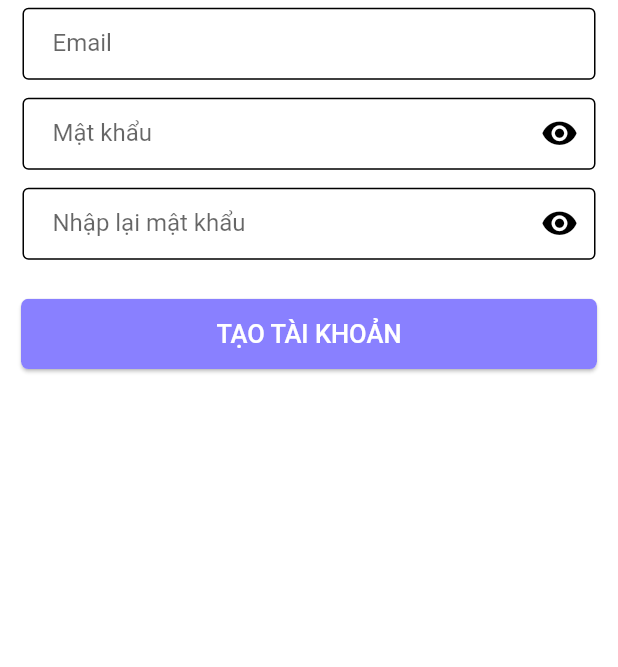
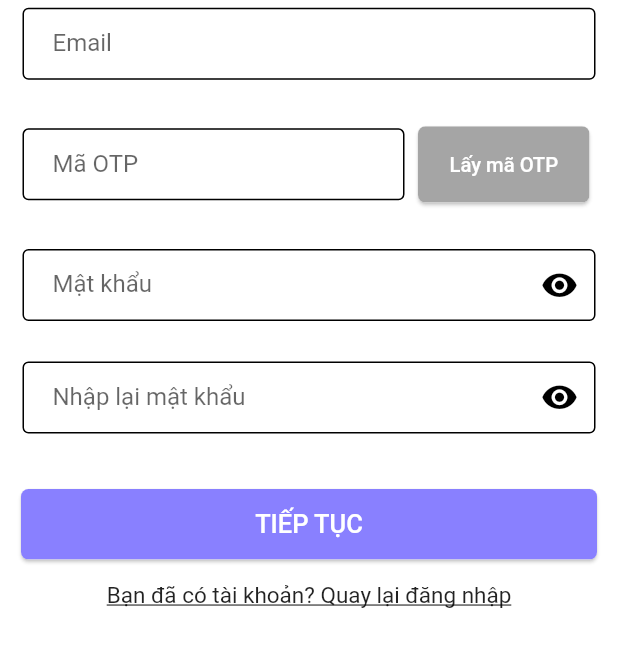
Before and after one commit to manhhnguyendev/PlayTogether_Hirer_Mobile, a Flutter app: the screen it shows after launch, after a tap on "Tạo tài khoản?", on a phone screen of 412 x 824 dp, the part 556-1223 px from its top. Run offline on Flutter 3.47's test engine with Material 2 defaults, Android fonts, the phone set to English and light mode, and no system bars.

Commit message:
login, register, completeprofile

```diff
--- a/lib/const.dart
+++ b/lib/const.dart
@@ -5,12 +5,17 @@ final RegExp emailValidatorRegExp =
 final RegExp passwordValidatorRegExp =
     RegExp(r'^(?=.*?[A-Z])(?=.*?[a-z])(?=.*?[0-9])(?=.*?[!@#\$&*~]).{8,30}$');
 
-const String emailNullError = "- Vui lòng nhập email!";
-const String invalidEmailError = "- Email nhập không đúng định dạng!";
-const String passNullError = "- Vui lòng nhập mật khẩu!";
+const String emailNullError = "- Vui lòng nhập email !";
+const String invalidEmailError = "- Email nhập không đúng định dạng !";
+const String passNullError = "- Vui lòng nhập mật khẩu !";
 const String invalidPassError =
-    "- Mật khẩu từ 8-30 kí tự, \ncó ít nhất 1 số 1 chữ hoa, 1 kí tự đặc biệt!";
-const String matchPassError = "Mật khẩu xác nhận không trùng khớp!";
-const String confirmNullError = "Mật khẩu xác nhận lại chưa được nhập";
-const String namelNullError = "Vui lòng nhập họ tên!";
+    "- Mật khẩu từ 8-30 kí tự, \ncó ít nhất 1 số 1 chữ hoa, 1 kí tự đặc biệt !";
+const String matchPassError = "- Mật khẩu xác nhận không trùng khớp !";
+const String confirmNullError = "- Mật khẩu xác nhận lại chưa được nhập !";
+const String namelNullError = "- Vui lòng nhập họ tên !";
+const String otpNullError = "- Mã OTP chưa đủ 6 kí tự số !";
+const String firstNameNullError = "- Vui lòng nhập họ";
+const String lastNameNullError = "- Vui lòng nhập tên";
+const String birthdayNullError = "- Vui lòng nhập ngày sinh";
+const String cityNullError = "- Vui lòng chọn nơi sinh sống";
 // const String kPhoneNumberNullError = "Please Enter your phone number";
--- a/lib/routes.dart
+++ b/lib/routes.dart
@@ -1,8 +1,10 @@
 import 'package:flutter/widgets.dart';
+import 'package:playtogether_hirer/screen/complete_profile_screen/complete_profile_page.dart';
 import 'package:playtogether_hirer/screen/login_screen/login_page.dart';
 import 'package:playtogether_hirer/screen/register_screen/register_page.dart';
 
 final Map<String, WidgetBuilder> routes = {
   LoginPage.routeName: (context) => LoginPage(),
   RegisterPage.routeName: (context) => RegisterPage(),
+  CompleteProfilePage.routeName: (context) => CompleteProfilePage(),
 };
--- a/lib/screen/login_screen/login_form.dart
+++ b/lib/screen/login_screen/login_form.dart
@@ -35,6 +35,7 @@ class _LoginFormState extends State<LoginForm> {
 
   @override
   Widget build(BuildContext context) {
+    Size size = MediaQuery.of(context).size;
     return Form(
       key: _formKey,
       child: Column(
@@ -45,7 +46,7 @@ class _LoginFormState extends State<LoginForm> {
               children: [
                 buildEmailField(),
                 const SizedBox(
-                  height: 12,
+                  height: 15,
                 ),
                 buildPasswordField(),
                 FormError(listError: listError),
@@ -60,6 +61,7 @@ class _LoginFormState extends State<LoginForm> {
                 print("_formKey.currentState is null!");
               } else if (_formKey.currentState!.validate()) {
                 _formKey.currentState!.save();
+                if (listError.length == 1) {}
               }
             },
           ),
@@ -73,13 +75,10 @@ class _LoginFormState extends State<LoginForm> {
       //keyboardType: TextInputType.emailAddress,
       onSaved: (newValue) => password = newValue!,
       onChanged: (value) {
+        password = value;
         if (value.isNotEmpty && listError.contains(passNullError)) {
           removeError(error: passNullError);
         }
-        //  else if (passwordValidatorRegExp.hasMatch(value) &&
-        //     listError.contains(invalidPassError)) {
-        //   removeError(error: invalidPassError);
-        // }
         return;
       },
 
@@ -88,16 +87,11 @@ class _LoginFormState extends State<LoginForm> {
           addError(error: passNullError);
           return "";
         }
-        //  else if (!passwordValidatorRegExp.hasMatch(value) &&
-        //     !listError.contains(invalidPassError)) {
-        //   addError(error: invalidPassError);
-        //   return "";
-        // }
         return null;
       },
 
       decoration: InputDecoration(
-          //floatingLabelBehavior: FloatingLabelBehavior.always,
+          floatingLabelBehavior: FloatingLabelBehavior.never,
           contentPadding: const EdgeInsets.symmetric(horizontal: 20),
           labelText: "Mật khẩu",
           hintText: "Nhập vào mật khẩu",
@@ -108,7 +102,10 @@ class _LoginFormState extends State<LoginForm> {
             gapPadding: 10,
           ),
           errorBorder: OutlineInputBorder(
-              gapPadding: 10, borderSide: BorderSide(color: Colors.black)),
+              gapPadding: 10, borderSide: BorderSide(color: Colors.red)),
+          focusedErrorBorder: OutlineInputBorder(
+              gapPadding: 10, borderSide: BorderSide(color: Colors.red)),
+          errorStyle: TextStyle(height: 0, color: Colors.red),
           suffixIcon: IconButton(
               onPressed: () => setState(() {
                     obsecure = !obsecure;
@@ -128,6 +125,7 @@ class _LoginFormState extends State<LoginForm> {
       keyboardType: TextInputType.emailAddress,
       onSaved: (newValue) => email = newValue!,
       onChanged: (value) {
+        email = value;
         if (value.isNotEmpty && listError.contains(emailNullError)) {
           removeError(error: emailNullError);
         } else if (emailValidatorRegExp.hasMatch(value) &&
@@ -147,7 +145,7 @@ class _LoginFormState extends State<LoginForm> {
         return null;
       },
       decoration: const InputDecoration(
-        //floatingLabelBehavior: FloatingLabelBehavior.always,
+        floatingLabelBehavior: FloatingLabelBehavior.never,
         contentPadding: EdgeInsets.symmetric(horizontal: 20),
         labelText: "Email",
         hintText: "Nhập vào email",
@@ -157,8 +155,11 @@ class _LoginFormState extends State<LoginForm> {
         focusedBorder: OutlineInputBorder(
           gapPadding: 10,
         ),
-        errorBorder: OutlineInputBorder(
-            gapPadding: 10, borderSide: BorderSide(color: Colors.black)),
+        focusedErrorBorder: OutlineInputBorder(
+            gapPadding: 10, borderSide: BorderSide(color: Colors.red)),
+        errorBorder: (OutlineInputBorder(
+            gapPadding: 10, borderSide: BorderSide(color: Colors.red))),
+        errorStyle: TextStyle(height: 0, color: Colors.red),
       ),
     );
   }
--- a/lib/screen/login_screen/login_page.dart
+++ b/lib/screen/login_screen/login_page.dart
@@ -29,7 +29,7 @@ class LoginPage extends StatelessWidget {
             child: LoginForm(),
           ),
           SizedBox(
-            height: size.height / 50,
+            height: size.height / 40,
           ),
           const ForgotPassAndCreateNewAccArea(),
           SizedBox(
@@ -74,7 +74,7 @@ class LoginPage extends StatelessWidget {
           SizedBox(
             height: size.height / 50,
           ),
-          GoogleButton(onpress: () {}),
+          GoogleButton(),
         ]),
       ),
     );
--- a/lib/screen/register_screen/register_form.dart
+++ b/lib/screen/register_screen/register_form.dart
@@ -1,7 +1,10 @@
 import 'package:flutter/material.dart';
+import 'package:flutter/services.dart';
 import 'package:playtogether_hirer/const.dart';
+import 'package:playtogether_hirer/screen/complete_profile_screen/complete_profile_page.dart';
 import 'package:playtogether_hirer/shared_component/login_error_form.dart';
 import 'package:playtogether_hirer/shared_component/main_button.dart';
+import 'package:playtogether_hirer/shared_component/otp_button.dart';
 
 class RegisterForm extends StatefulWidget {
   const RegisterForm({Key? key}) : super(key: key);
@@ -16,22 +19,25 @@ class _RegisterFormState extends State<RegisterForm> {
   String password = "";
   String confirmPass = "";
   String otpCode = "";
-  final List listError = [''];
+  final List listErrorEmail = [''];
+  final List listErrorPass = [''];
+  final List listErrorConfirm = [''];
+  final List listErrorOTP = [''];
   bool passObsecure = true;
   bool confirmObsecure = true;
 
-  void addError({String? error}) {
-    if (!listError.contains(error)) {
+  void addError(List inputListError, {String? error}) {
+    if (!inputListError.contains(error)) {
       setState(() {
-        listError.add(error);
+        inputListError.add(error);
       });
     }
   }
 
-  void removeError({String? error}) {
-    if (listError.contains(error)) {
+  void removeError(List inputListError, {String? error}) {
+    if (inputListError.contains(error)) {
       setState(() {
-        listError.remove(error);
+        inputListError.remove(error);
       });
     }
   }
@@ -39,6 +45,7 @@ class _RegisterFormState extends State<RegisterForm> {
   @override
   Widget build(BuildContext context) {
     return Form(
+      key: _formKey,
       child: Column(
         children: [
           Padding(
@@ -46,25 +53,46 @@ class _RegisterFormState extends State<RegisterForm> {
             child: Column(
               children: [
                 buildEmailField(),
+                FormError(listError: listErrorEmail),
                 const SizedBox(
-                  height: 12,
+                  height: 10,
+                ),
+                Row(
+                  children: [
+                    Expanded(flex: 2, child: buildOTPField()),
+                    Expanded(flex: 1, child: OTPButton()),
+                  ],
+                ),
+                FormError(listError: listErrorOTP),
+                const SizedBox(
+                  height: 10,
                 ),
                 buildPasswordField(),
+                FormError(listError: listErrorPass),
                 const SizedBox(
-                  height: 12,
+                  height: 10,
                 ),
                 buildConfirmField(),
-                FormError(listError: listError),
+                FormError(listError: listErrorConfirm),
+                const SizedBox(
+                  height: 10,
+                ),
               ],
             ),
           ),
           MainButton(
-            text: "TẠO TÀI KHOẢN",
+            text: "TIẾP TỤC",
             onpress: () {
               if (_formKey.currentState == null) {
                 print("_formKey.currentState is null!");
               } else if (_formKey.currentState!.validate()) {
                 _formKey.currentState!.save();
+                if (listErrorEmail.length ==
+                        1 && //vi` luc khai bao 4 cai list , co 1 phan tu "" san trong list nen length = 1;
+                    listErrorPass.length == 1 &&
+                    listErrorConfirm.length == 1 &&
+                    listErrorOTP.length == 1)
+                  Navigator.pushNamed(context, CompleteProfilePage.routeName);
               }
             },
           ),
@@ -78,27 +106,29 @@ class _RegisterFormState extends State<RegisterForm> {
       keyboardType: TextInputType.emailAddress,
       onSaved: (newValue) => email = newValue!,
       onChanged: (value) {
-        if (value.isNotEmpty && listError.contains(emailNullError)) {
-          removeError(error: emailNullError);
+        email = value;
+        if (value.isNotEmpty && listErrorEmail.contains(emailNullError)) {
+          //removeError(inputListError: listErrorEmail, error: emailNullError);
+          removeError(listErrorEmail, error: emailNullError);
         } else if (emailValidatorRegExp.hasMatch(value) &&
-            listError.contains(invalidEmailError)) {
-          removeError(error: invalidEmailError);
+            listErrorEmail.contains(invalidEmailError)) {
+          removeError(listErrorEmail, error: invalidEmailError);
         }
-        return;
+        return null;
       },
       validator: (value) {
-        if ((value!.isEmpty) && !listError.contains(emailNullError)) {
-          addError(error: emailNullError);
+        if ((value!.isEmpty) && !listErrorEmail.contains(emailNullError)) {
+          addError(listErrorEmail, error: emailNullError);
           return "";
         } else if (!emailValidatorRegExp.hasMatch(value) &&
-            !listError.contains(invalidEmailError)) {
-          addError(error: invalidEmailError);
+            !listErrorEmail.contains(invalidEmailError)) {
+          addError(listErrorEmail, error: invalidEmailError);
           return "";
         }
         return null;
       },
       decoration: const InputDecoration(
-        //floatingLabelBehavior: FloatingLabelBehavior.always,
+        floatingLabelBehavior: FloatingLabelBehavior.never,
         contentPadding: EdgeInsets.symmetric(horizontal: 20),
         labelText: "Email",
         hintText: "Nhập vào email",
@@ -108,35 +138,41 @@ class _RegisterFormState extends State<RegisterForm> {
         focusedBorder: OutlineInputBorder(
           gapPadding: 10,
         ),
+        focusedErrorBorder: OutlineInputBorder(
+            gapPadding: 10, borderSide: BorderSide(color: Colors.red)),
+        errorBorder: (OutlineInputBorder(
+            gapPadding: 10, borderSide: BorderSide(color: Colors.red))),
+        errorStyle: TextStyle(height: 0, color: Colors.red),
       ),
     );
   }
 
   TextFormField buildPasswordField() {
     return TextFormField(
-      //keyboardType: TextInputType.emailAddress,
       onSaved: (newValue) => password = newValue!,
       onChanged: (value) {
-        if (value.isNotEmpty && listError.contains(passNullError)) {
-          removeError(error: passNullError);
+        password = value;
+        if (value.isNotEmpty && listErrorPass.contains(passNullError)) {
+          removeError(listErrorPass, error: passNullError);
         } else if (passwordValidatorRegExp.hasMatch(value) &&
-            listError.contains(invalidPassError)) {
-          removeError(error: invalidPassError);
+            listErrorPass.contains(invalidPassError)) {
+          removeError(listErrorPass, error: invalidPassError);
         }
-        return;
+        return null;
       },
       validator: (value) {
-        if ((value!.isEmpty) && !listError.contains(passNullError)) {
-          addError(error: passNullError);
+        if ((value!.isEmpty) && !listErrorPass.contains(passNullError)) {
+          addError(listErrorPass, error: passNullError);
           return "";
         } else if (!passwordValidatorRegExp.hasMatch(value) &&
-            !listError.contains(invalidPassError)) {
-          addError(error: invalidPassError);
+            !listErrorPass.contains(invalidPassError)) {
+          addError(listErrorPass, error: invalidPassError);
+          return "";
         }
         return null;
       },
       decoration: InputDecoration(
-          //floatingLabelBehavior: FloatingLabelBehavior.always,
+          floatingLabelBehavior: FloatingLabelBehavior.never,
           contentPadding: const EdgeInsets.symmetric(horizontal: 20),
           labelText: "Mật khẩu",
           hintText: "Nhập vào mật khẩu",
@@ -146,6 +182,11 @@ class _RegisterFormState extends State<RegisterForm> {
           focusedBorder: const OutlineInputBorder(
             gapPadding: 10,
           ),
+          focusedErrorBorder: OutlineInputBorder(
+              gapPadding: 10, borderSide: BorderSide(color: Colors.red)),
+          errorBorder: (OutlineInputBorder(
+              gapPadding: 10, borderSide: BorderSide(color: Colors.red))),
+          errorStyle: TextStyle(height: 0, color: Colors.red),
           suffixIcon: IconButton(
               onPressed: () => setState(() {
                     passObsecure = !passObsecure;
@@ -161,28 +202,31 @@ class _RegisterFormState extends State<RegisterForm> {
 
   TextFormField buildConfirmField() {
     return TextFormField(
-      //keyboardType: TextInputType.emailAddress,
       onSaved: (newValue) => confirmPass = newValue!,
       onChanged: (value) {
-        if (value.isNotEmpty && listError.contains(passNullError)) {
-          removeError(error: confirmNullError);
-        } else if (value.isNotEmpty && password == confirmPass) {
-          removeError(error: matchPassError);
+        confirmPass = value;
+        if (value.isNotEmpty && listErrorConfirm.contains(confirmNullError)) {
+          removeError(listErrorConfirm, error: confirmNullError);
+        } else if (password == value) {
+          removeError(listErrorConfirm, error: matchPassError);
+          print(password + "-remove");
         }
-        return;
+        return null;
       },
       validator: (value) {
-        if ((value!.isEmpty) && !listError.contains(confirmNullError)) {
-          addError(error: confirmNullError);
+        if ((value!.isEmpty) && !listErrorConfirm.contains(confirmNullError)) {
+          addError(listErrorConfirm, error: confirmNullError);
           return "";
-        } else if (password != value) {
-          addError(error: matchPassError);
+        } else if (password != value &&
+            !listErrorConfirm.contains(matchPassError)) {
+          addError(listErrorConfirm, error: matchPassError);
+          print(password + "-add");
           return "";
         }
         return null;
       },
       decoration: InputDecoration(
-          //floatingLabelBehavior: FloatingLabelBehavior.always,
+          floatingLabelBehavior: FloatingLabelBehavior.never,
           contentPadding: const EdgeInsets.symmetric(horizontal: 20),
           labelText: "Nhập lại mật khẩu",
           hintText: "Nhập lại mật khẩu",
@@ -192,6 +236,11 @@ class _RegisterFormState extends State<RegisterForm> {
           focusedBorder: const OutlineInputBorder(
             gapPadding: 10,
           ),
+          focusedErrorBorder: OutlineInputBorder(
+              gapPadding: 10, borderSide: BorderSide(color: Colors.red)),
+          errorBorder: (OutlineInputBorder(
+              gapPadding: 10, borderSide: BorderSide(color: Colors.red))),
+          errorStyle: TextStyle(height: 0, color: Colors.red),
           suffixIcon: IconButton(
               onPressed: () => setState(() {
                     confirmObsecure = !confirmObsecure;
@@ -204,4 +253,46 @@ class _RegisterFormState extends State<RegisterForm> {
       obscureText: confirmObsecure,
     );
   }
+
+  TextFormField buildOTPField() {
+    return TextFormField(
+      onSaved: (newValue) => otpCode = newValue!,
+      maxLength: 6,
+      onChanged: (value) {
+        otpCode = value;
+        if ((value.length == 6) && listErrorOTP.contains(otpNullError)) {
+          removeError(listErrorOTP, error: otpNullError);
+        }
+        return null;
+      },
+      validator: (value) {
+        if ((value!.isEmpty || value.length < 6) &&
+            !listErrorOTP.contains(otpNullError)) {
+          addError(listErrorOTP, error: otpNullError);
+          return "";
+        }
+        return null;
+      },
+      keyboardType: TextInputType.number,
+      inputFormatters: [FilteringTextInputFormatter.digitsOnly],
+      decoration: const InputDecoration(
+        counterText: "",
+        floatingLabelBehavior: FloatingLabelBehavior.never,
+        contentPadding: EdgeInsets.symmetric(horizontal: 20),
+        labelText: "Mã OTP",
+        hintText: "Nhập vào mã OTP",
+        enabledBorder: OutlineInputBorder(
+          gapPadding: 10,
+        ),
+        focusedBorder: OutlineInputBorder(
+          gapPadding: 10,
+        ),
+        focusedErrorBorder: OutlineInputBorder(
+            gapPadding: 10, borderSide: BorderSide(color: Colors.red)),
+        errorBorder: (OutlineInputBorder(
+            gapPadding: 10, borderSide: BorderSide(color: Colors.red))),
+        errorStyle: TextStyle(height: 0, color: Colors.red),
+      ),
+    );
+  }
 }
--- a/lib/screen/register_screen/register_page.dart
+++ b/lib/screen/register_screen/register_page.dart
@@ -25,6 +25,26 @@ class RegisterPage extends StatelessWidget {
               padding: EdgeInsets.symmetric(horizontal: 10),
               child: RegisterForm(),
             ),
+            SizedBox(
+              height: 10,
+            ),
+            Container(
+              margin: const EdgeInsets.symmetric(horizontal: 15),
+              child: GestureDetector(
+                onTap: () =>
+                    Navigator.pushNamed(context, RegisterPage.routeName),
+                child: const Text(
+                  'Bạn đã có tài khoản? Quay lại đăng nhập',
+                  style: TextStyle(
+                    fontSize: 15,
+                    decoration: TextDecoration.underline,
+                  ),
+                ),
+              ),
+            ),
+            SizedBox(
+              height: 40,
+            ),
           ],
         ),
       ),
--- a/lib/shared_component/google_login_button.dart
+++ b/lib/shared_component/google_login_button.dart
@@ -1,10 +1,8 @@
 import 'package:flutter/material.dart';
 
 class GoogleButton extends StatelessWidget {
-  final Function onpress;
   const GoogleButton({
     Key? key,
-    required this.onpress,
   }) : super(key: key);
 
   @override
--- a/lib/shared_component/login_error_form.dart
+++ b/lib/shared_component/login_error_form.dart
@@ -10,6 +10,7 @@ class FormError extends StatelessWidget {
 
   @override
   Widget build(BuildContext context) {
+    //Size size = MediaQuery.of(context).size;
     return Column(
       children: List.generate(
         listError.length,
@@ -18,14 +19,14 @@ class FormError extends StatelessWidget {
     );
   }
 
-  Row formErrorText(String error) {
-    return Row(
-      children: [
-        Text(
-          error,
-          style: const TextStyle(color: Colors.red),
-        )
-      ],
+  Container formErrorText(String error) {
+    return Container(
+      height: 17,
+      alignment: Alignment.centerLeft,
+      child: (Text(
+        error,
+        style: const TextStyle(color: Colors.red),
+      )),
     );
   }
 }
--- /dev/null
+++ b/lib/shared_component/otp_button.dart
@@ -0,0 +1,38 @@
+import 'package:flutter/material.dart';
+
+class OTPButton extends StatefulWidget {
+  const OTPButton({Key? key}) : super(key: key);
+
+  @override
+  _OTPButtonState createState() => _OTPButtonState();
+}
+
+class _OTPButtonState extends State<OTPButton> {
+  @override
+  Widget build(BuildContext context) {
+    Size size = MediaQuery.of(context).size;
+    return Container(
+      margin: EdgeInsets.fromLTRB(5, 0, 0, 0),
+      width: size.width,
+      height: size.height / 14,
+      child: Card(
+        shape: RoundedRectangleBorder(
+          borderRadius: BorderRadius.circular(5),
+          //side: BorderSide(color: Colors.black, width: 1),
+        ),
+        child: ClipRRect(
+          borderRadius: BorderRadius.circular(5),
+          child: FlatButton(
+            color: const Color.fromRGBO(165, 165, 165, 1),
+            //padding: EdgeInsets.symmetric(vertical: 10, horizontal: 40),
+            onPressed: () {},
+            child: Container(
+              child: const Text("Lấy mã OTP",
+                  style: TextStyle(color: Colors.white, fontSize: 13.5)),
+            ),
+          ),
+        ),
+      ),
+    );
+  }
+}
--- a/pubspec.yaml
+++ b/pubspec.yaml
@@ -3,7 +3,7 @@ description: A new Flutter project.
 
 # The following line prevents the package from being accidentally published to
 # pub.dev using `flutter pub publish`. This is preferred for private packages.
-publish_to: 'none' # Remove this line if you wish to publish to pub.dev
+publish_to: "none" # Remove this line if you wish to publish to pub.dev
 
 # The following defines the version and build number for your application.
 # A version number is three numbers separated by dots, like 1.2.43
@@ -30,12 +30,12 @@ dependencies:
   flutter:
     sdk: flutter
 
-
   # The following adds the Cupertino Icons font to your application.
   # Use with the CupertinoIcons class for iOS style icons.
   cupertino_icons: ^1.0.2
   passwordfield: ^0.1.0
   provider: ^6.0.2
+  table_calendar: ^3.0.3
 
 dev_dependencies:
   flutter_test:
@@ -53,7 +53,6 @@ dev_dependencies:
 
 # The following section is specific to Flutter.
 flutter:
-
   # The following line ensures that the Material Icons font is
   # included with your application, so that you can use the icons in
   # the material Icons class.
```
Also changed, not shown: lib/screen/complete_profile_screen/complete_profile_form.dart (added, +180 -0 lines), lib/screen/complete_profile_screen/complete_profile_page.dart (added, +36 -0 lines), lib/shared_component/main_goback_button.dart (added, +38 -0 lines), lib/size_config.dart (added, +30 -0 lines), pubspec.lock.
